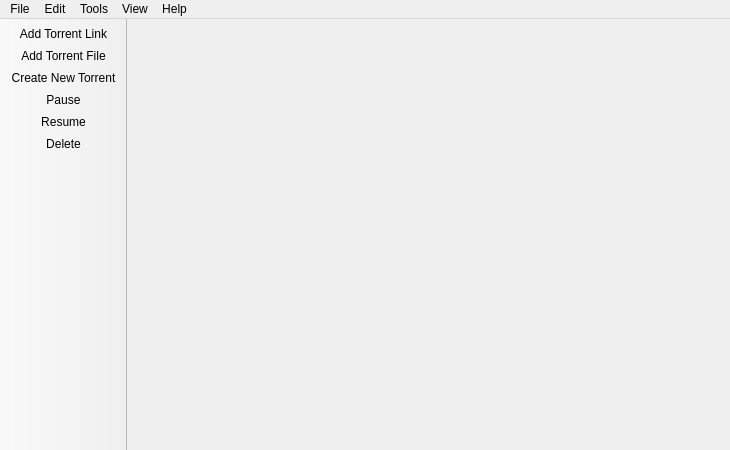
teraGL/cryptoBT, file src/ui/mainwindow.ui: the form before one commit.
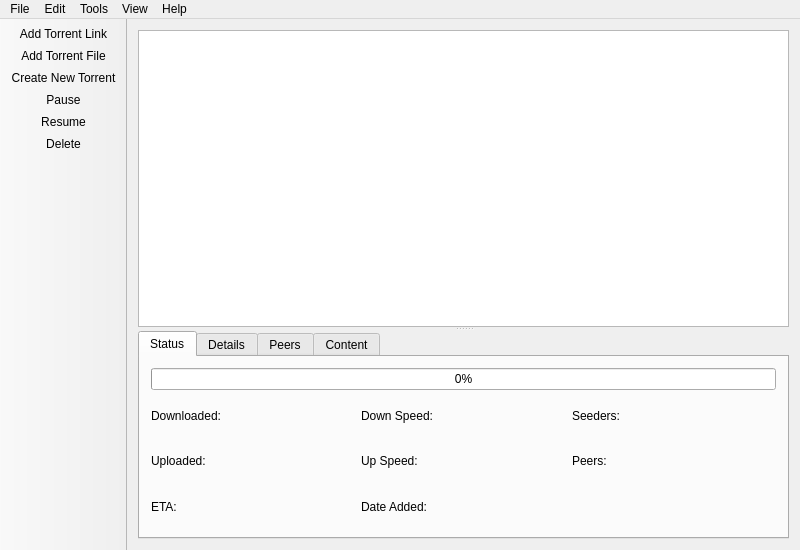
The form after the commit. Icons and pictures are not drawn.

Commit message: Add tabWidget, uncomment Session class

Diff of the .ui file:
```diff
--- a/src/ui/mainwindow.ui
+++ b/src/ui/mainwindow.ui
@@ -6,20 +6,214 @@
    <rect>
     <x>0</x>
     <y>0</y>
-    <width>730</width>
-    <height>450</height>
+    <width>800</width>
+    <height>550</height>
    </rect>
   </property>
   <property name="windowTitle">
    <string>MainWindow</string>
   </property>
-  <widget class="QWidget" name="centralWidget"/>
+  <widget class="QWidget" name="centralWidget">
+   <layout class="QVBoxLayout" name="verticalLayout">
+    <item>
+     <widget class="QSplitter" name="splitter">
+      <property name="orientation">
+       <enum>Qt::Vertical</enum>
+      </property>
+      <widget class="QTableView" name="tableView"/>
+      <widget class="QTabWidget" name="tabWidget">
+       <property name="minimumSize">
+        <size>
+         <width>0</width>
+         <height>200</height>
+        </size>
+       </property>
+       <property name="tabPosition">
+        <enum>QTabWidget::North</enum>
+       </property>
+       <property name="currentIndex">
+        <number>0</number>
+       </property>
+       <property name="iconSize">
+        <size>
+         <width>24</width>
+         <height>24</height>
+        </size>
+       </property>
+       <property name="movable">
+        <bool>false</bool>
+       </property>
+       <property name="tabBarAutoHide">
+        <bool>false</bool>
+       </property>
+       <widget class="QWidget" name="Status">
+        <attribute name="icon">
+         <iconset resource="../../img/icons.qrc">
+          <normaloff>:/icons/status.svg</normaloff>:/icons/status.svg</iconset>
+        </attribute>
+        <attribute name="title">
+         <string>Status</string>
+        </attribute>
+        <layout class="QGridLayout" name="gridLayout">
+         <item row="1" column="0">
+          <widget class="QLabel" name="label_1">
+           <property name="text">
+            <string>Downloaded:</string>
+           </property>
+          </widget>
+         </item>
+         <item row="1" column="2">
+          <widget class="QLabel" name="label_3">
+           <property name="text">
+            <string>Down Speed:</string>
+           </property>
+          </widget>
+         </item>
+         <item row="2" column="3">
+          <widget class="QLabel" name="labelUpSpeed">
+           <property name="text">
+            <string/>
+           </property>
+          </widget>
+         </item>
+         <item row="3" column="2">
+          <widget class="QLabel" name="label_8">
+           <property name="text">
+            <string>Date Added:</string>
+           </property>
+          </widget>
+         </item>
+         <item row="1" column="5">
+          <widget class="QLabel" name="labelSeeders">
+           <property name="text">
+            <string/>
+           </property>
+          </widget>
+         </item>
+         <item row="2" column="5">
+          <widget class="QLabel" name="labelPeers">
+           <property name="text">
+            <string/>
+           </property>
+          </widget>
+         </item>
+         <item row="3" column="0">
+          <widget class="QLabel" name="label_7">
+           <property name="text">
+            <string>ETA:</string>
+           </property>
+          </widget>
+         </item>
+         <item row="0" column="0" colspan="6">
+          <widget class="QProgressBar" name="progressBar">
+           <property name="value">
+            <number>0</number>
+           </property>
+          </widget>
+         </item>
+         <item row="2" column="2">
+          <widget class="QLabel" name="label_4">
+           <property name="text">
+            <string>Up Speed:</string>
+           </property>
+          </widget>
+         </item>
+         <item row="1" column="1">
+          <widget class="QLabel" name="labelDownloaded">
+           <property name="text">
+            <string/>
+           </property>
+          </widget>
+         </item>
+         <item row="2" column="1">
+          <widget class="QLabel" name="labelUploaded">
+           <property name="text">
+            <string/>
+           </property>
+          </widget>
+         </item>
+         <item row="2" column="4">
+          <widget class="QLabel" name="label_6">
+           <property name="text">
+            <string>Peers:</string>
+           </property>
+          </widget>
+         </item>
+         <item row="3" column="3">
+          <widget class="QLabel" name="labelDateAdded">
+           <property name="text">
+            <string/>
+           </property>
+          </widget>
+         </item>
+         <item row="3" column="1">
+          <widget class="QLabel" name="labelETA">
+           <property name="text">
+            <string/>
+           </property>
+          </widget>
+         </item>
+         <item row="1" column="3">
+          <widget class="QLabel" name="labelDownSpeed">
+           <property name="text">
+            <string/>
+           </property>
+          </widget>
+         </item>
+         <item row="1" column="4">
+          <widget class="QLabel" name="label_5">
+           <property name="text">
+            <string>Seeders:</string>
+           </property>
+          </widget>
+         </item>
+         <item row="2" column="0">
+          <widget class="QLabel" name="label_2">
+           <property name="text">
+            <string>Uploaded:</string>
+           </property>
+          </widget>
+         </item>
+        </layout>
+       </widget>
+       <widget class="QWidget" name="Details">
+        <attribute name="icon">
+         <iconset resource="../../img/icons.qrc">
+          <normaloff>:/icons/details.svg</normaloff>:/icons/details.svg</iconset>
+        </attribute>
+        <attribute name="title">
+         <string>Details</string>
+        </attribute>
+       </widget>
+       <widget class="QWidget" name="Peers">
+        <attribute name="icon">
+         <iconset resource="../../img/icons.qrc">
+          <normaloff>:/icons/network.svg</normaloff>:/icons/network.svg</iconset>
+        </attribute>
+        <attribute name="title">
+         <string>Peers</string>
+        </attribute>
+       </widget>
+       <widget class="QWidget" name="Content">
+        <attribute name="icon">
+         <iconset resource="../../img/icons.qrc">
+          <normaloff>:/icons/content.svg</normaloff>:/icons/content.svg</iconset>
+        </attribute>
+        <attribute name="title">
+         <string>Content</string>
+        </attribute>
+       </widget>
+      </widget>
+     </widget>
+    </item>
+   </layout>
+  </widget>
   <widget class="QMenuBar" name="menuBar">
    <property name="geometry">
     <rect>
      <x>0</x>
      <y>0</y>
-     <width>730</width>
+     <width>800</width>
      <height>23</height>
     </rect>
    </property>
```
Left out of the diff: 4 changed lines with no effect on the pictures. The commit also changes 8 other files.
